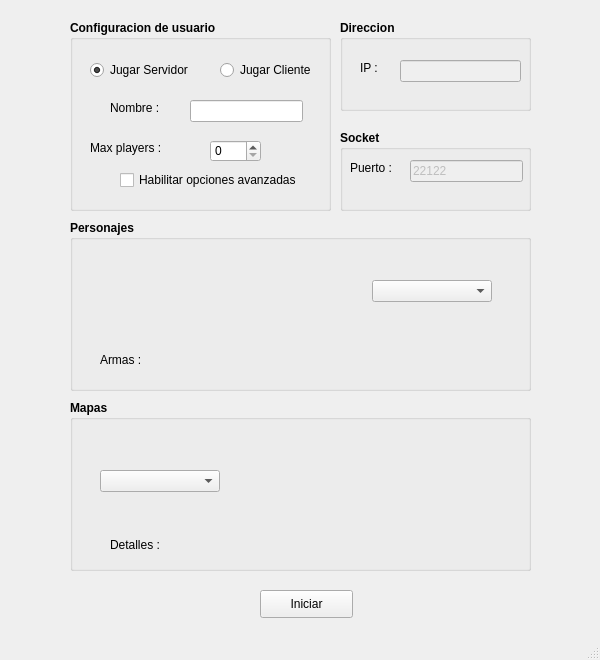
Before: the Qt Designer form launcher/launcher.ui in AdrianN17/Eclipso, drawn with Qt 5.
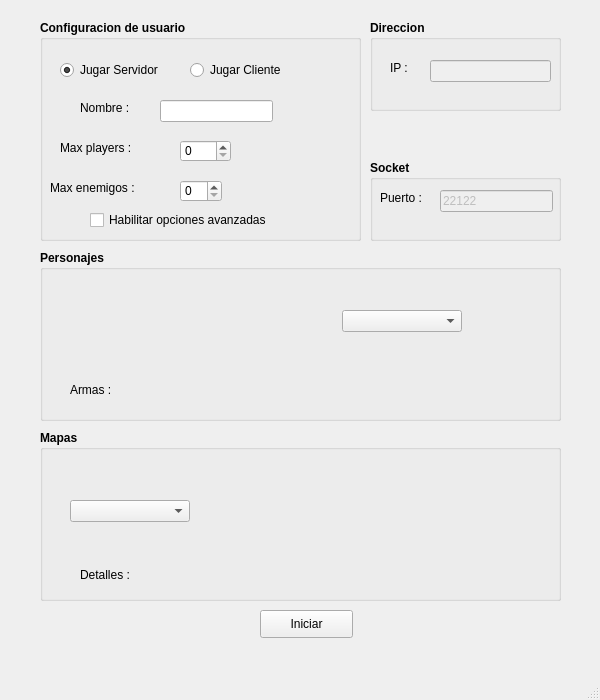
After: the same form once the commit is applied.

Patch:
```diff
--- a/launcher/launcher.ui
+++ b/launcher/launcher.ui
@@ -7,19 +7,19 @@
     <x>0</x>
     <y>0</y>
     <width>600</width>
-    <height>660</height>
+    <height>700</height>
    </rect>
   </property>
   <property name="minimumSize">
    <size>
     <width>600</width>
-    <height>660</height>
+    <height>700</height>
    </size>
   </property>
   <property name="maximumSize">
    <size>
     <width>600</width>
-    <height>660</height>
+    <height>700</height>
    </size>
   </property>
   <property name="windowTitle">
@@ -30,7 +30,7 @@
     <property name="geometry">
      <rect>
       <x>260</x>
-      <y>590</y>
+      <y>610</y>
       <width>93</width>
       <height>28</height>
      </rect>
@@ -42,10 +42,10 @@
    <widget class="QGroupBox" name="groupBox">
     <property name="geometry">
      <rect>
-      <x>70</x>
+      <x>40</x>
       <y>20</y>
-      <width>261</width>
-      <height>191</height>
+      <width>321</width>
+      <height>221</height>
      </rect>
     </property>
     <property name="font">
@@ -137,7 +137,7 @@
      <property name="geometry">
       <rect>
        <x>50</x>
-       <y>150</y>
+       <y>190</y>
        <width>191</width>
        <height>20</height>
       </rect>
@@ -187,13 +187,48 @@
       </font>
      </property>
     </widget>
+    <widget class="QLabel" name="label_5">
+     <property name="geometry">
+      <rect>
+       <x>10</x>
+       <y>160</y>
+       <width>101</width>
+       <height>16</height>
+      </rect>
+     </property>
+     <property name="font">
+      <font>
+       <weight>50</weight>
+       <bold>false</bold>
+      </font>
+     </property>
+     <property name="text">
+      <string>Max enemigos :</string>
+     </property>
+    </widget>
+    <widget class="QSpinBox" name="spin_can_enemigos">
+     <property name="geometry">
+      <rect>
+       <x>140</x>
+       <y>160</y>
+       <width>42</width>
+       <height>22</height>
+      </rect>
+     </property>
+     <property name="font">
+      <font>
+       <weight>50</weight>
+       <bold>false</bold>
+      </font>
+     </property>
+    </widget>
    </widget>
    <widget class="QGroupBox" name="group_personajes">
     <property name="geometry">
      <rect>
-      <x>70</x>
-      <y>220</y>
-      <width>461</width>
+      <x>40</x>
+      <y>250</y>
+      <width>521</width>
       <height>171</height>
      </rect>
     </property>
@@ -264,9 +299,9 @@
    <widget class="QGroupBox" name="group_mapas">
     <property name="geometry">
      <rect>
-      <x>70</x>
-      <y>400</y>
-      <width>461</width>
+      <x>40</x>
+      <y>430</y>
+      <width>521</width>
       <height>171</height>
      </rect>
     </property>
@@ -337,7 +372,7 @@
    <widget class="QGroupBox" name="group_ip">
     <property name="geometry">
      <rect>
-      <x>340</x>
+      <x>370</x>
       <y>20</y>
       <width>191</width>
       <height>91</height>
@@ -397,8 +432,8 @@
     </property>
     <property name="geometry">
      <rect>
-      <x>340</x>
-      <y>130</y>
+      <x>370</x>
+      <y>160</y>
       <width>191</width>
       <height>81</height>
      </rect>
```
